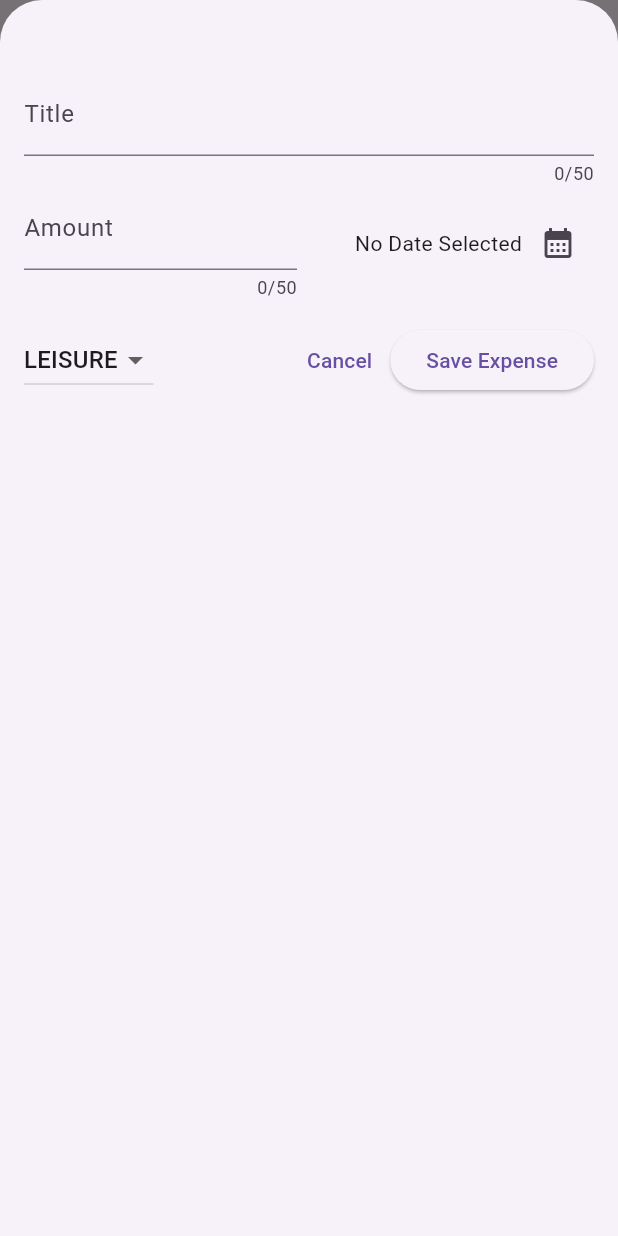
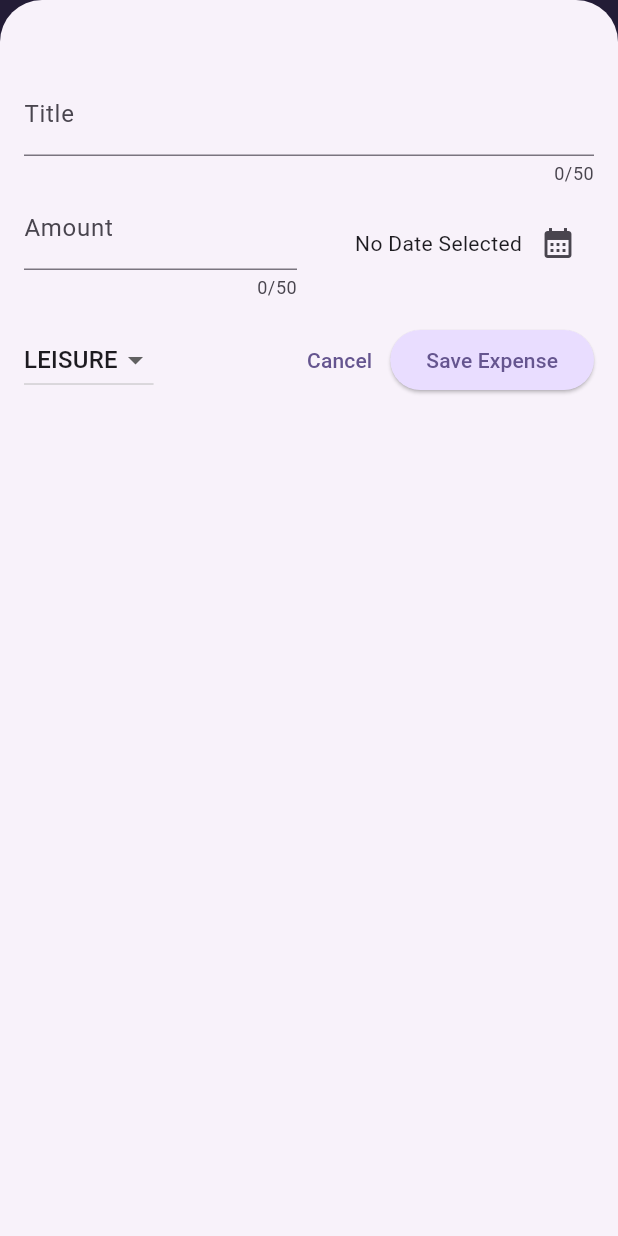
Before and after one commit to ishanahmad90/expense_tracker, a Flutter app: the screen it shows after launch, after a tap on the "add" icon, on a phone screen of 412 x 824 dp. Run offline on Flutter 3.47's test engine with Material 3 defaults, Android fonts, the phone set to English and light mode, and no system bars.

Commit message:
Update theme

```diff
--- a/lib/main.dart
+++ b/lib/main.dart
@@ -1,10 +1,35 @@
 import 'package:flutter/material.dart';
 import 'package:expense_tracker/widgets/expenses.dart';
 
+var kColorScheme = ColorScheme.fromSeed(
+  seedColor: const Color.fromARGB(108, 96, 59, 181),
+);
 void main() {
   runApp(
     MaterialApp(
-      theme: ThemeData(useMaterial3: true),
+      // theme: ThemeData.dark(),
+      theme: ThemeData().copyWith(
+        colorScheme: kColorScheme,
+        appBarTheme: AppBarTheme().copyWith(
+          backgroundColor: kColorScheme.onPrimaryContainer,
+          foregroundColor: kColorScheme.onPrimaryContainer,
+        ),
+        cardTheme: const CardTheme().copyWith(
+          color: kColorScheme.secondaryContainer,
+          margin: const EdgeInsets.symmetric(horizontal: 16, vertical: 8),
+        ),
+        elevatedButtonTheme: ElevatedButtonThemeData(
+          style: ElevatedButton.styleFrom(
+            backgroundColor: kColorScheme.primaryContainer,
+          ),
+        ),
+        textTheme: ThemeData().textTheme.copyWith(
+              titleLarge: TextStyle(
+                  fontWeight: FontWeight.normal,
+                  color: kColorScheme.onSecondaryContainer,
+                  fontSize: 14),
+            ),
+      ),
       home: Expenses(),
     ),
   );
--- a/lib/widgets/expenses.dart
+++ b/lib/widgets/expenses.dart
@@ -20,7 +20,7 @@ class _ExpensesState extends State<Expenses> {
       category: Category.work,
     ),
     Expense(
-      title: "Cinema",
+      title: "Cinema ",
       amount: 15.99,
       date: DateTime.now(),
       category: Category.leisure,
@@ -43,32 +43,58 @@ class _ExpensesState extends State<Expenses> {
   }
 
   void _removeExpense(Expense expense) {
+    final expenseIndex = _registerdExpenses.indexOf(expense);
     setState(() {
       _registerdExpenses.remove(expense);
     });
+    ScaffoldMessenger.of(context).clearSnackBars();
+    ScaffoldMessenger.of(context).showSnackBar(
+      SnackBar(
+        duration: Duration(seconds: 3),
+        content: Text('Expense Deleted'),
+        action: SnackBarAction(
+            label: 'Undo',
+            onPressed: () {
+              setState(() {
+                _registerdExpenses.insert(expenseIndex, expense);
+              });
+            }),
+      ),
+    );
   }
 
   @override
   Widget build(BuildContext context) {
+    Widget mainContent = const Center(
+      child: Text('No expenses found. Start adding some!'),
+    );
+
+    if (_registerdExpenses.isNotEmpty) {
+      mainContent = ExpensesList(
+        expenses: _registerdExpenses,
+        onRemoveExpenses: _removeExpense,
+      );
+    }
     return Scaffold(
       appBar: AppBar(
-        title: Text('Flutter ExpensesTracker'),
+        title: Text(
+          'Flutter ExpensesTracker',
+          style: TextStyle(color: Colors.white),
+        ),
         actions: [
           IconButton(
             onPressed: _openAddExpenseOverlay,
-            icon: const Icon(Icons.add),
+            icon: const Icon(
+              Icons.add,
+              color: Colors.white,
+            ),
           )
         ],
       ),
       body: Column(
         children: [
           Text('The Chart'),
-          Expanded(
-            child: ExpensesList(
-              expenses: _registerdExpenses,
-              onRemoveExpenses: _removeExpense,
-            ),
-          ),
+          Expanded(child: mainContent),
         ],
       ),
     );
--- a/lib/widgets/expenses_list/expenses_item.dart
+++ b/lib/widgets/expenses_list/expenses_item.dart
@@ -9,13 +9,15 @@ class ExpenseItem extends StatelessWidget {
   Widget build(BuildContext context) {
     return Padding(
       padding: const EdgeInsets.symmetric(
-        horizontal: 20,
-        vertical: 16,
+        horizontal: 10,
+        vertical: 10,
       ),
       child: Card(
         child: Column(children: [
-          Text(expense.title),
-          const SizedBox(height: 4),
+          Text(
+            expense.title,
+          ),
+          const SizedBox(height: 16),
           Row(
             children: [
               Text('\$${expense.amount.toStringAsFixed(2)}'),
```
